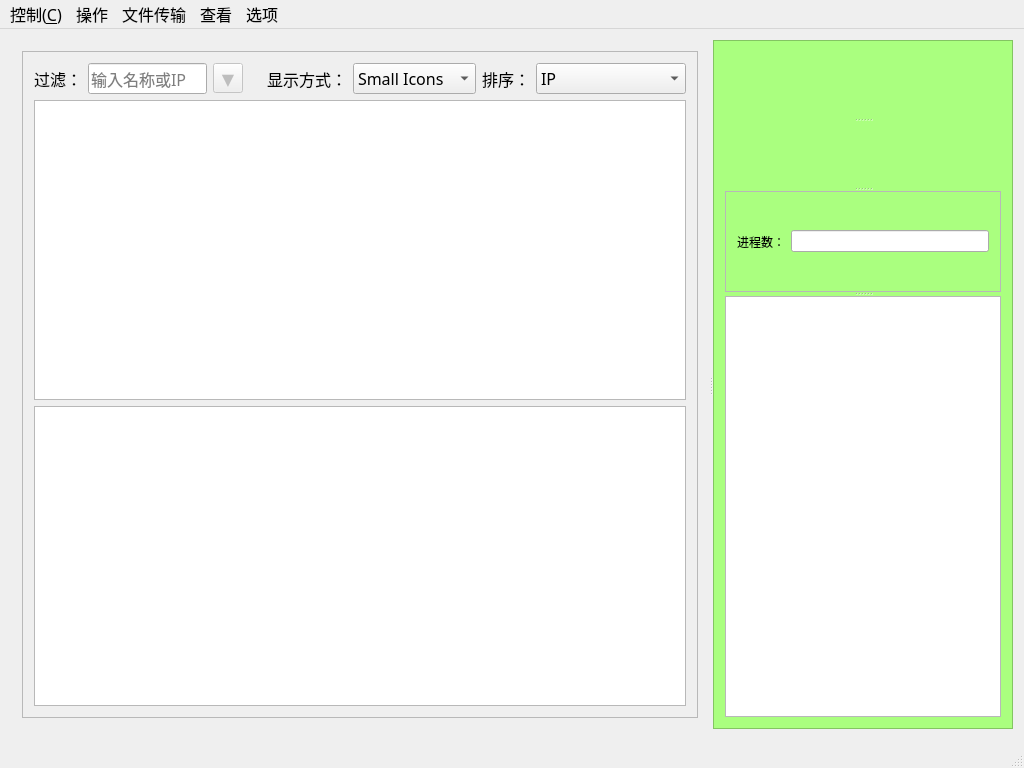
Before: the Qt Designer form CC-Client/CC-Client/mainwindow.ui in cokkiy/CC, drawn with Qt 5.
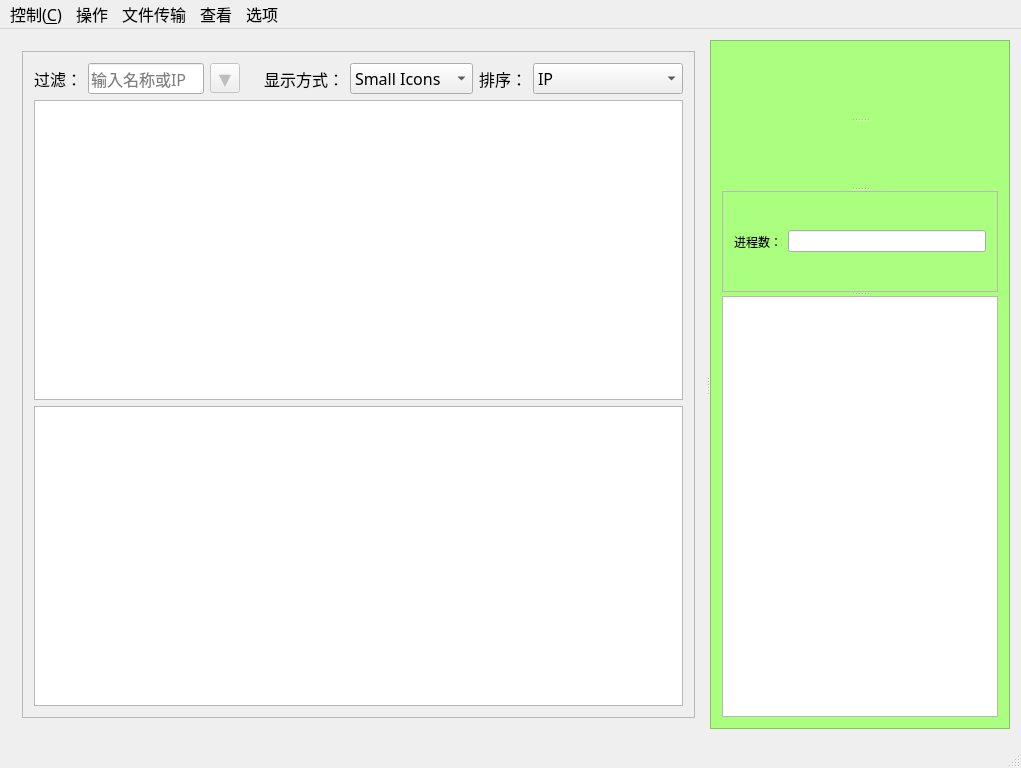
After: the same form once the commit is applied. Icons and pictures are not drawn. Custom widgets are drawn as their Qt base class.

```diff
--- a/CC-Client/CC-Client/mainwindow.ui
+++ b/CC-Client/CC-Client/mainwindow.ui
@@ -6,7 +6,7 @@
    <rect>
     <x>0</x>
     <y>0</y>
-    <width>1024</width>
+    <width>1021</width>
     <height>768</height>
    </rect>
   </property>
@@ -378,7 +378,7 @@
     <rect>
      <x>0</x>
      <y>0</y>
-     <width>1024</width>
+     <width>1021</width>
      <height>23</height>
     </rect>
    </property>
```
Left out of the diff: 11 changed lines with no effect on the pictures.
